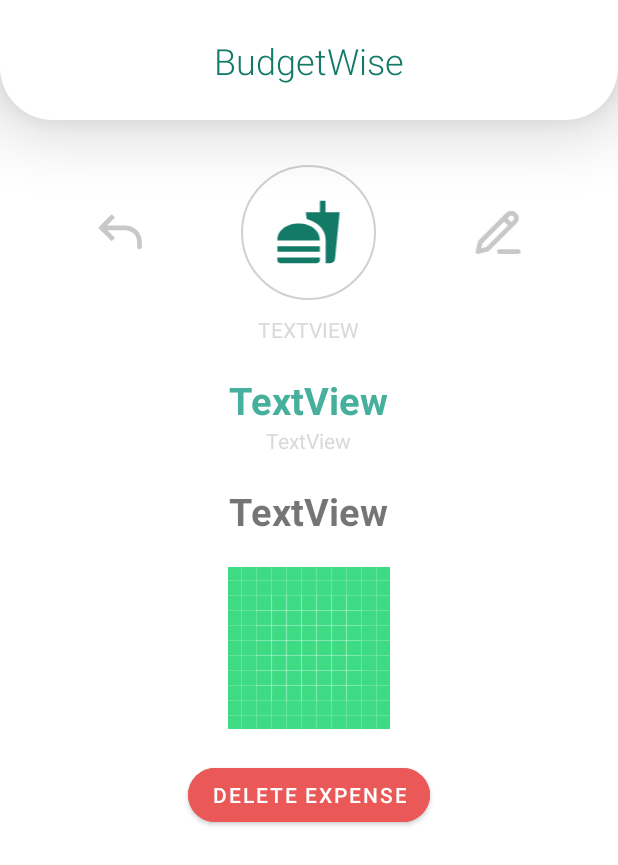
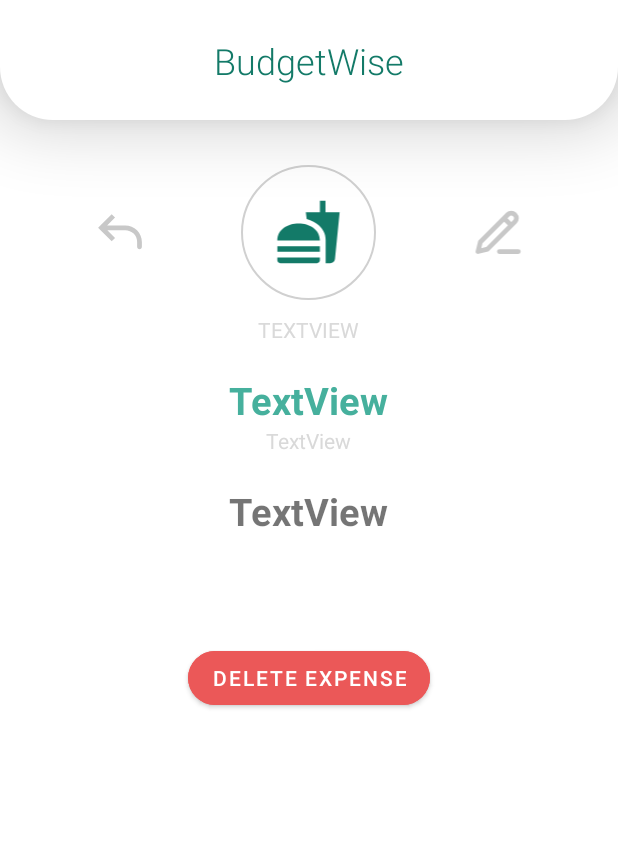
Before and after one commit to presashanette/BudgetWise, an Android app built with Jetpack Compose: the ViewExpenseActivity screen opened directly, with no data from a screen before it, on a phone screen of 412 x 824 dp. Shown: the top 865 px of the screen. Run offline under Robolectric (Android 15) with nearby library versions, the phone set to English and light mode, and no system bars; our stand-ins replace Firebase (no records; nobody signed in at launch, a user with empty details on screens opened directly); 10 statements that could not run were skipped.

Commit message:
UI tweaks

```diff
--- a/MCO/app/src/main/java/com/mobicom/budgetwise/EditPasswordActivity.kt
+++ b/MCO/app/src/main/java/com/mobicom/budgetwise/EditPasswordActivity.kt
@@ -42,6 +42,7 @@ class EditPasswordActivity : AppCompatActivity() {
             return
         }
 
+        // Show user's email on top for reference
         tvUserEmail.text = userEmail ?: "Unknown email"
         database = FirebaseDatabase.getInstance().reference.child("Users").child(userId!!)
 
@@ -71,6 +72,7 @@ class EditPasswordActivity : AppCompatActivity() {
                 }
         }
 
+        // Go back to previous screen without saving any changes
         btnCancel.setOnClickListener {
             finish()
         }
--- a/MCO/app/src/main/java/com/mobicom/budgetwise/ExpenseHistoryActivity.kt
+++ b/MCO/app/src/main/java/com/mobicom/budgetwise/ExpenseHistoryActivity.kt
@@ -43,6 +43,7 @@ class ExpenseHistoryActivity : BaseActivity() {
             adapter.notifyDataSetChanged()
         }
 
+        // Adapter handles how the expenses are displayed in the RecyclerView
         adapter = ExpenseAdapter(
             data,
             launcher,
@@ -81,6 +82,7 @@ class ExpenseHistoryActivity : BaseActivity() {
     }
 
     private fun loadExpenses() {
+        // Re-fetch data from Firebase every time something changes in the "Expenses" node
         dbRef.addValueEventListener(object : ValueEventListener {
             override fun onDataChange(snapshot: DataSnapshot) {
                 data.clear()
@@ -91,7 +93,7 @@ class ExpenseHistoryActivity : BaseActivity() {
                         data.add(expense)
                     }
                 }
-
+                // If no expenses exist, show a message and hide the list
                 if (data.isEmpty()) {
                     tvNoExpenses.visibility = View.VISIBLE
                     noExpIcon.visibility = View.VISIBLE
@@ -111,6 +113,7 @@ class ExpenseHistoryActivity : BaseActivity() {
         })
     }
 
+    // Filters the expense list based on the search query and selected category
     private fun filterExpenses(searchQuery: String?, selectedCategory: String) {
         val filtered = data.filter {
             val matchesQuery = searchQuery.isNullOrBlank() || it.name.contains(searchQuery, ignoreCase = true)
--- a/MCO/app/src/main/res/layout/activity_edit_password.xml
+++ b/MCO/app/src/main/res/layout/activity_edit_password.xml
@@ -70,7 +70,7 @@
             android:layout_height="wrap_content"
             android:fontFamily="sans-serif-medium"
             android:paddingLeft="15dp"
-            android:text="@string/password"
+            android:text="New Password"
             android:textColor="@color/c2"
             android:textSize="16sp" />
 
--- a/MCO/app/src/main/res/layout/activity_view_exp.xml
+++ b/MCO/app/src/main/res/layout/activity_view_exp.xml
@@ -113,18 +113,11 @@
             android:textSize="25sp"
             android:textStyle="bold" />
 
-        <ImageView
-            android:id="@+id/scanned_img"
-            android:layout_width="300dp"
-            android:layout_height="match_parent"
-            android:layout_marginTop="20dp"
-            app:srcCompat="@drawable/ic_launcher_background" />
-
         <Button
             android:id="@+id/deleteBtn"
             android:layout_width="wrap_content"
             android:layout_height="wrap_content"
-            android:layout_marginTop="20dp"
+            android:layout_marginTop="70dp"
             android:backgroundTint="#EB5858"
             android:text="DELETE EXPENSE"
             app:cornerRadius="50dp" />
```
